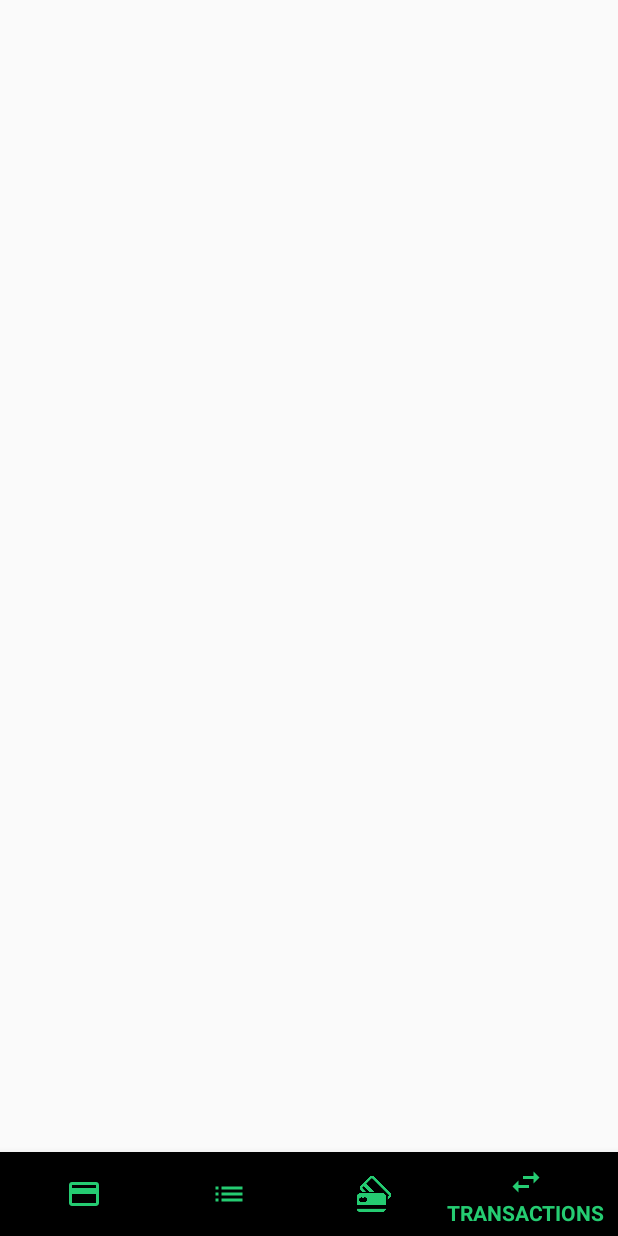
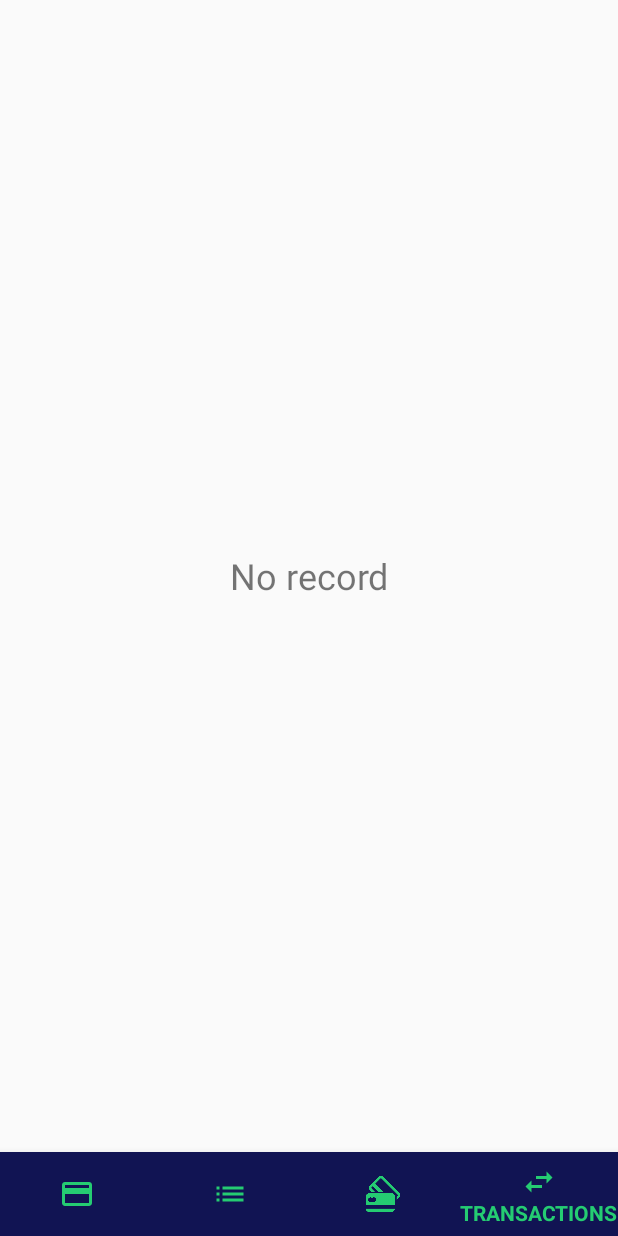
Before and after one commit to Osehi/Personal_Finance, an Android app: the screen it shows after launch (MainActivity), item 4 of the bottom bar chosen, on a phone screen of 412 x 824 dp. Run offline under Robolectric (Android 15) with nearby library versions, the phone set to English and light mode, and no system bars.

Commit message:
fragment-connected

```diff
--- a/app/src/main/java/com/polish/personalfinance/MainActivity.kt
+++ b/app/src/main/java/com/polish/personalfinance/MainActivity.kt
@@ -2,11 +2,76 @@ package com.polish.personalfinance
 
 import androidx.appcompat.app.AppCompatActivity
 import android.os.Bundle
+import android.widget.FrameLayout
+import com.google.android.material.bottomnavigation.BottomNavigationView
 
 class MainActivity : AppCompatActivity() {
+
+    lateinit var bottomNav:BottomNavigationView
+    lateinit var frameLayout:FrameLayout
+
+    lateinit var overViewFragment:Overview
+    lateinit var budgetFragment:Budget
+    lateinit var bankAccountFragment:BankAccounts
+    lateinit var transaction:Transactions
 
     override fun onCreate(savedInstanceState: Bundle?) {
         super.onCreate(savedInstanceState)
         setContentView(R.layout.activity_main)
+
+        bottomNav = findViewById(R.id.bottom_Nav_bar_Id)
+        frameLayout = findViewById(R.id.main_displayId)
+
+        // overView Fragment is set as default
+
+
+            overViewFragment = Overview()
+            supportFragmentManager
+                .beginTransaction()
+                .replace(R.id.main_displayId, overViewFragment)
+                .commit()
+
+        // set an event listener
+        bottomNav.setOnNavigationItemSelectedListener { item ->
+
+            when(item.itemId) {
+
+                R.id.overview -> {
+
+                    overViewFragment = Overview()
+                    supportFragmentManager
+                        .beginTransaction()
+                        .replace(R.id.main_displayId, overViewFragment)
+                        .commit()
+                }
+                R.id.budget -> {
+
+                    budgetFragment = Budget()
+                    supportFragmentManager
+                        .beginTransaction()
+                        .replace(R.id.main_displayId, budgetFragment)
+                        .commit()
+                }
+                R.id.bankAccount -> {
+
+                    bankAccountFragment = BankAccounts()
+                    supportFragmentManager
+                        .beginTransaction()
+                        .replace(R.id.main_displayId, bankAccountFragment)
+                        .commit()
+                }
+                R.id.transaction -> {
+
+                    transaction = Transactions()
+                    supportFragmentManager
+                        .beginTransaction()
+                        .replace(R.id.main_displayId, transaction)
+                        .commit()
+                }
+
+            }
+            true
+        }
+
     }
 }
--- a/app/src/main/res/layout/activity_main.xml
+++ b/app/src/main/res/layout/activity_main.xml
@@ -7,11 +7,25 @@
     tools:context=".MainActivity">
 
    <com.google.android.material.bottomnavigation.BottomNavigationView
+       android:id="@+id/bottom_Nav_bar_Id"
        android:layout_width="match_parent"
        android:layout_height="wrap_content"
+       android:layout_alignParentStart="true"
+       android:layout_alignParentEnd="true"
        android:layout_alignParentBottom="true"
+       android:background="@color/colorPrimary"
+       app:itemBackground="@color/colorPrimary"
        app:itemIconTint="@color/colorAccent"
        app:itemTextColor="@color/colorAccent"
-       app:menu="@menu/bottom_nav_items"
-         />
+       style="style/widget.MaterialComponets.BottomNavigationView"
+       app:menu="@menu/bottom_nav_items" />
+
+   <FrameLayout
+       android:id="@+id/main_displayId"
+       android:layout_width="match_parent"
+       android:layout_height="match_parent"
+       android:layout_above="@id/bottom_Nav_bar_Id"
+       >
+
+   </FrameLayout>
 </RelativeLayout>
--- a/app/src/main/res/layout/fragment_transactions.xml
+++ b/app/src/main/res/layout/fragment_transactions.xml
@@ -13,6 +13,6 @@
         android:layout_centerVertical="true"
         android:textSize="@dimen/text_size"
         android:gravity="center"
-        android:text="@string/hello_blank_fragment" />
+        android:text="@string/transaction_state" />
 
 </RelativeLayout>
--- a/app/src/main/res/values/dimens.xml
+++ b/app/src/main/res/values/dimens.xml
@@ -1,4 +1,6 @@
 <?xml version="1.0" encoding="utf-8"?>
 <resources>
     <dimen name="text_size">24sp</dimen>
+    <dimen name="design_bottom_navigation_item_max_width" toolsoverride="true">600dp</dimen>
+    <dimen name="design_bottom_navigation_active_item_max_width" toolsoverride="true">600dp</dimen>
 </resources>
```
